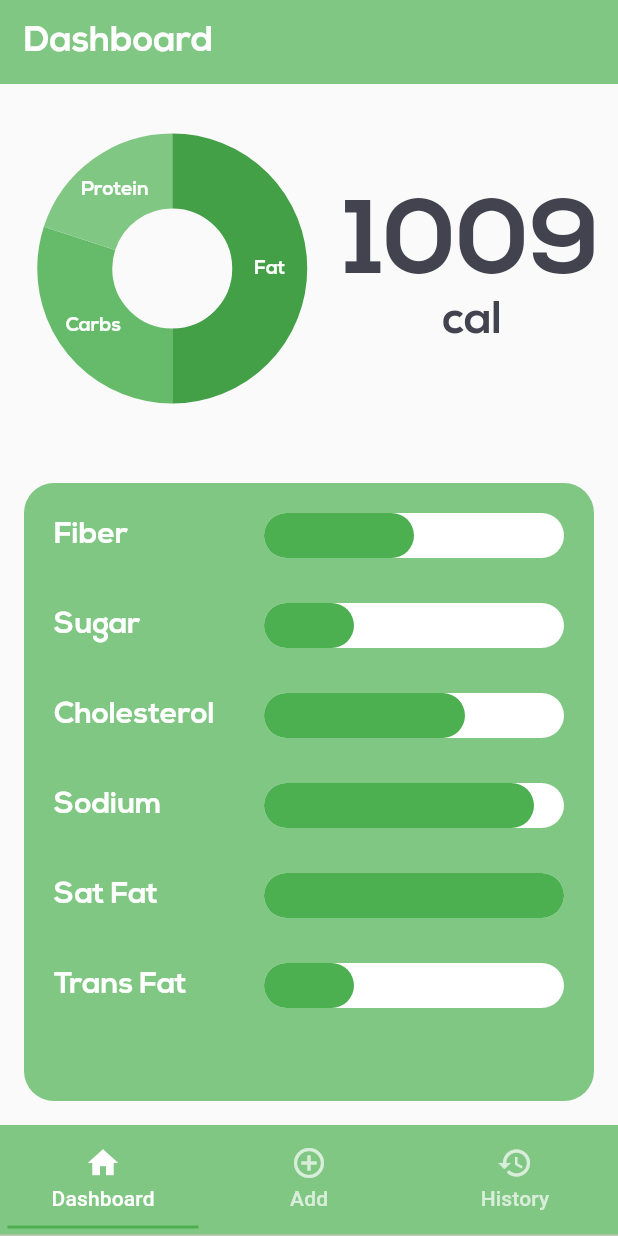
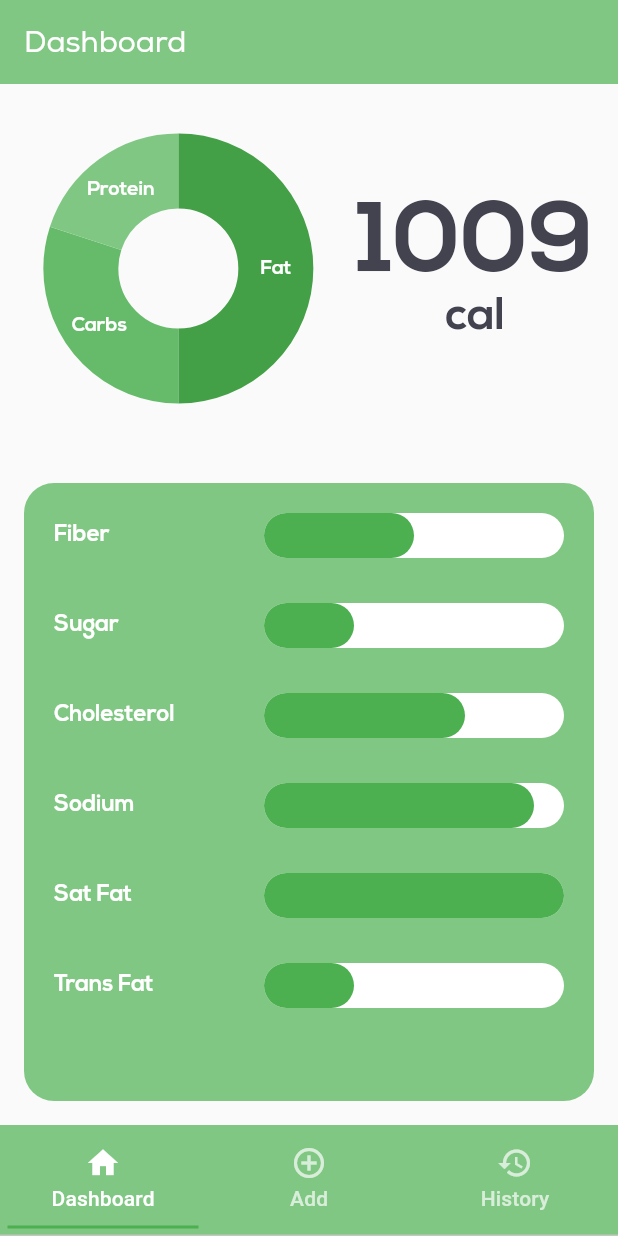
Before and after one commit to briankhoi/Slug-Vitals, a Flutter app: the screen it shows after launch, on a phone screen of 412 x 824 dp. Run offline on Flutter 3.47's test engine with Material 2 defaults, Android fonts, the light colour scheme and no system bars; drawn by our look-alikes of fl_chart; network calls fail.

Commit message:
Unbolded Dashboard header for consistency

```diff
--- a/lib/pages/home_page.dart
+++ b/lib/pages/home_page.dart
@@ -28,7 +28,7 @@ class _HomePageState extends State<HomePage> {
         appBar: AppBar(
           title: Text(
             'Dashboard',
-            style: TextStyle(fontSize: 24, fontWeight: FontWeight.bold, color: Colors.white),
+            style: TextStyle(color: Colors.white),
           ),
           backgroundColor: Colors.green.shade300, // Set the background color of the AppBar
           elevation: 0, // Remove the shadow
@@ -71,7 +71,7 @@ class _HomePageState extends State<HomePage> {
                   Column(
                     mainAxisAlignment: MainAxisAlignment.center,
                     children: [
-                      Text(calories.toString(), style: TextStyle(fontSize: 70, fontWeight: FontWeight.bold, color: Color(0xFF42434F)),),
+                      Text(calories.toString(), style: TextStyle(fontSize: 65, fontWeight: FontWeight.bold, color: Color(0xFF42434F)),),
                       Text('cal', style: TextStyle(fontSize: 30, fontWeight: FontWeight.bold, color: Color(0xFF42434F)),),
                     ],
                   ),
@@ -104,7 +104,7 @@ class _HomePageState extends State<HomePage> {
                           children: [
                             Text(
                               nut[index],
-                              style: TextStyle(fontSize: 20, fontWeight: FontWeight.bold, color: Colors.white),
+                              style: TextStyle(fontSize: 15, fontWeight: FontWeight.bold, color: Colors.white),
                             ),
                             Container(
                               width: 200, // Adjust the width of the progress bar
--- a/lib/pages/menu_page.dart
+++ b/lib/pages/menu_page.dart
@@ -128,7 +128,7 @@ class _MenuPageState extends State<MenuPage> {
           width: 280,
           height: 40,
           decoration: BoxDecoration(
-            color: Colors.amber.shade200,
+            color: Colors.green.shade300,
             shape: BoxShape.rectangle,
             borderRadius: BorderRadius.all(Radius.circular((20))),
           ),
```
